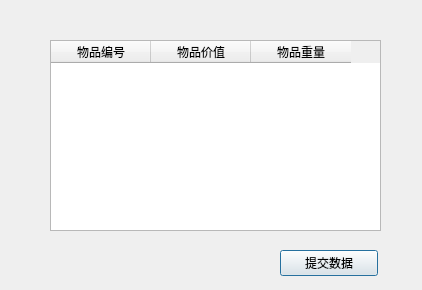
Old version of the form ui/Exp3_q1_dialog.ui in the repository Milefer7/ACD.
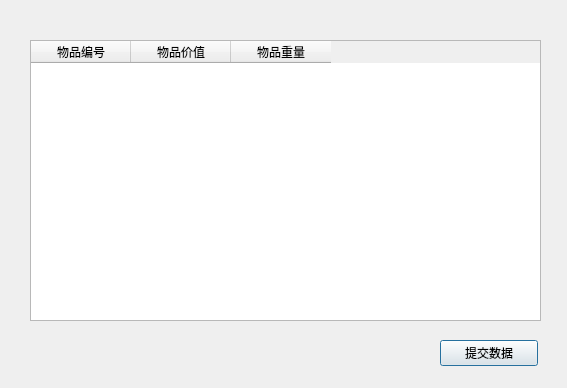
New version of the form.

The edit to the form file:
```diff
--- a/ui/Exp3_q1_dialog.ui
+++ b/ui/Exp3_q1_dialog.ui
@@ -6,8 +6,8 @@
    <rect>
     <x>0</x>
     <y>0</y>
-    <width>422</width>
-    <height>290</height>
+    <width>567</width>
+    <height>388</height>
    </rect>
   </property>
   <property name="windowTitle">
@@ -16,8 +16,8 @@
   <widget class="QPushButton" name="pushButton_submit_data">
    <property name="geometry">
     <rect>
-     <x>280</x>
-     <y>250</y>
+     <x>440</x>
+     <y>340</y>
      <width>98</width>
      <height>26</height>
     </rect>
@@ -29,10 +29,10 @@
   <widget class="QTableWidget" name="tableWidget">
    <property name="geometry">
     <rect>
-     <x>50</x>
+     <x>30</x>
      <y>40</y>
-     <width>331</width>
-     <height>191</height>
+     <width>511</width>
+     <height>281</height>
     </rect>
    </property>
    <column>
```
